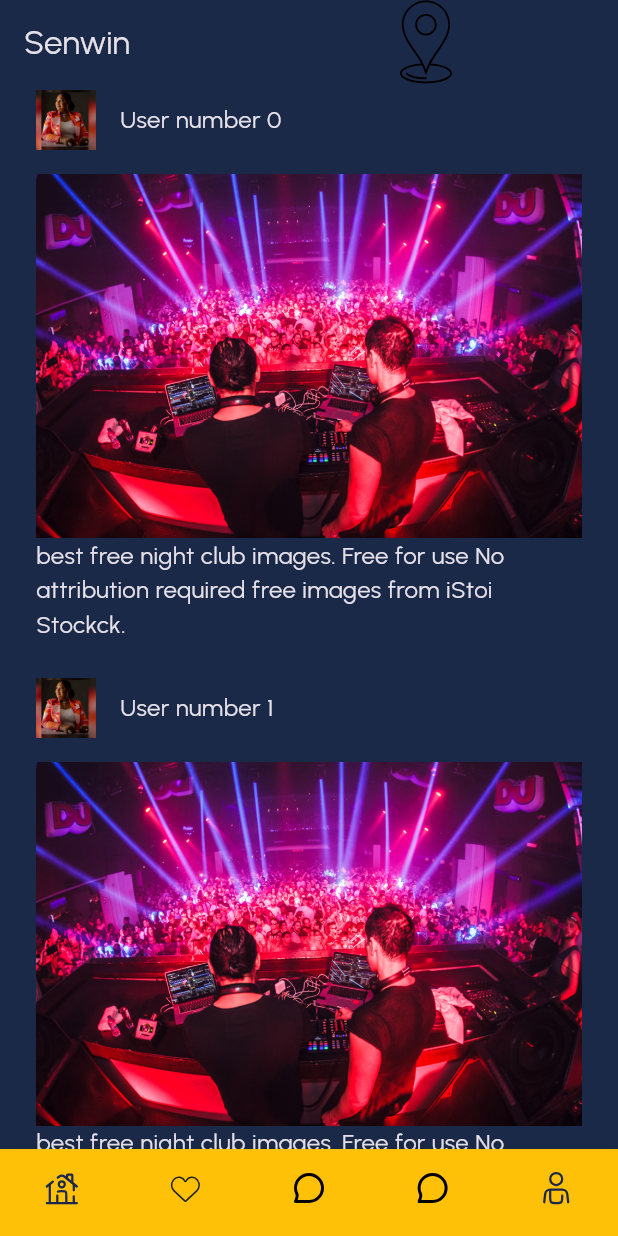
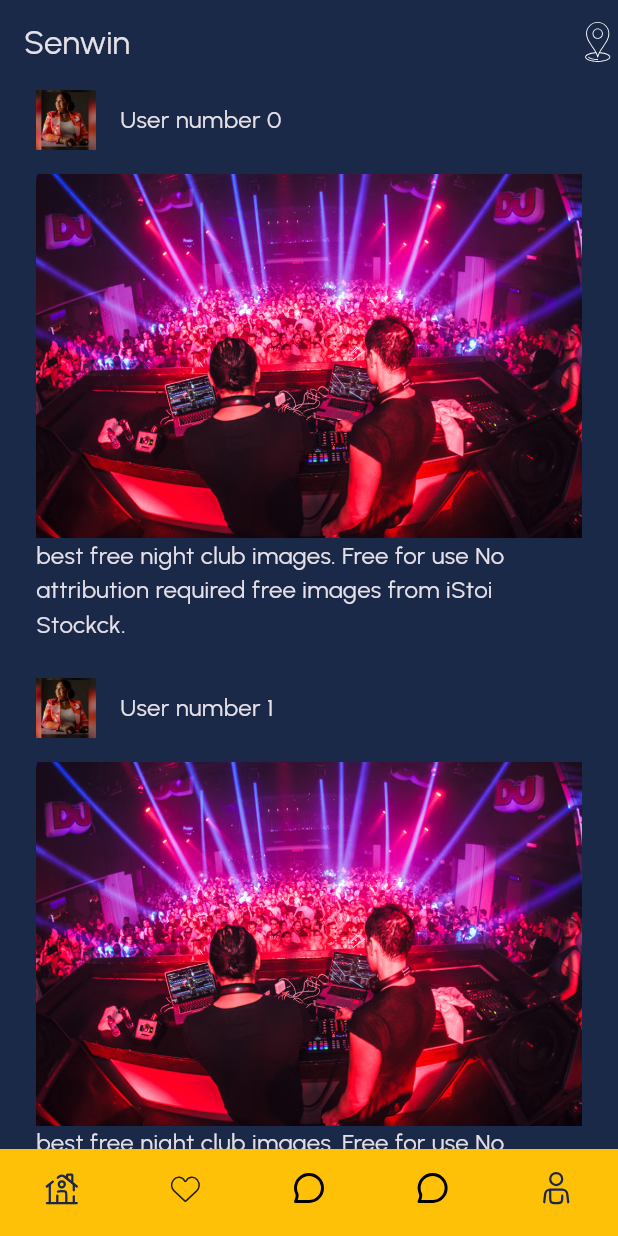
Before and after one commit to Senwin5/map_project, a Flutter app: the screen it shows after launch, after a tap on "Login to Deus Magnus", on a phone screen of 412 x 824 dp. Run offline on Flutter 3.47's test engine with Material 3 defaults, Android fonts, the phone set to English and light mode, and no system bars; our stand-ins replace flutter_svg.

Commit message:
spacebox is been style

```diff
--- a/lib/pages/home_page.dart
+++ b/lib/pages/home_page.dart
@@ -13,17 +13,24 @@ class HomePage extends StatelessWidget {
   Widget build(BuildContext context) {
     mockUsersFromServer();
     return Scaffold(
-      appBar:Toolbar(title: 'Senwin', actions: [
-        SvgPicture.asset('assets/svg/ic_location.svg')
-      ],),//appbar need a size 64
+      appBar: Toolbar(
+        title: 'Senwin',
+        actions: [
+         SvgPicture.asset(
+            'assets/svg/ic_location.svg',
+            width: 27,
+            height: 29,
+            color: Colors.white,
+          ),
+        ],
+      ), //appbar need a size 64
       body: ListView.separated(
         itemBuilder: (context, index) {
           return PostItem(user: users[index]);
         },
         itemCount: users.length,
         separatorBuilder: (BuildContext context, int index) {
-          return SizedBox(height: 24,
-          );
+          return SizedBox(height: 24);
         },
       ),
     );
```
